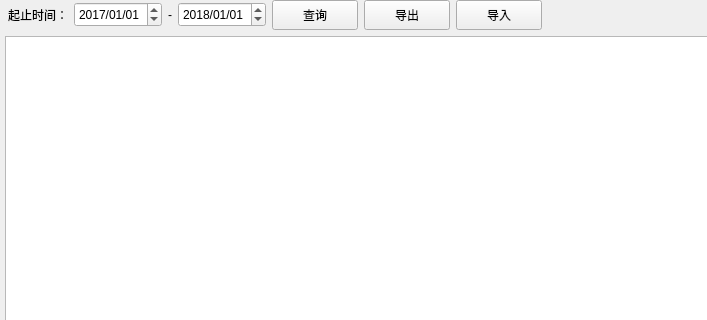
Above: View/sale/ui/ui_sale_detail.ui from zgj0607/Py-store before the change; both pictures show x 0 to 707 and y 0 to 320 of the 961 by 610 pixel window. Below: the same form after it.
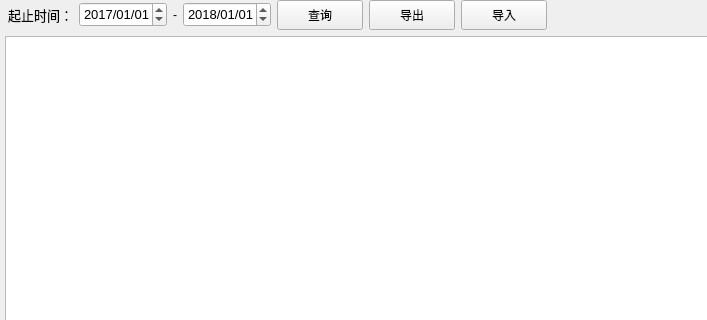
That is the form after the change.

```diff
--- a/View/sale/ui/ui_sale_detail.ui
+++ b/View/sale/ui/ui_sale_detail.ui
@@ -45,6 +45,11 @@
       </property>
       <item>
        <widget class="QLabel" name="start_end_date_lable">
+        <property name="font">
+         <font>
+          <pointsize>10</pointsize>
+         </font>
+        </property>
         <property name="text">
          <string>起止时间：</string>
         </property>
@@ -73,6 +78,11 @@
           <height>25</height>
          </size>
         </property>
+        <property name="font">
+         <font>
+          <pointsize>10</pointsize>
+         </font>
+        </property>
         <property name="dateTime">
          <datetime>
           <hour>0</hour>
@@ -125,6 +135,11 @@
           <height>25</height>
          </size>
         </property>
+        <property name="font">
+         <font>
+          <pointsize>10</pointsize>
+         </font>
+        </property>
         <property name="currentSection">
          <enum>QDateTimeEdit::YearSection</enum>
         </property>
```
